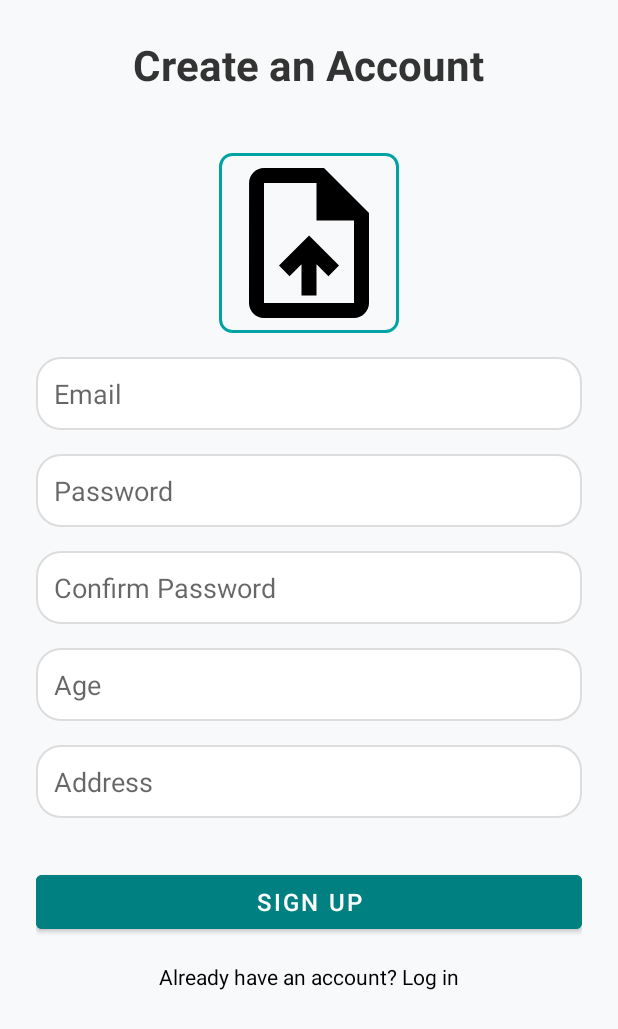
After one commit to flinch2017/Quorooms, an Android app: the SignUpActivity screen opened directly, with no data from a screen before it, on a phone screen of 412 x 824 dp. The commit adds this screen. Shown: the top 1029 px of the screen. Run offline under Robolectric (Android 15) with nearby library versions, the phone set to English and light mode, and no system bars.

Commit message:
iris commit

```diff
--- a/app/build.gradle
+++ b/app/build.gradle
@@ -47,6 +47,9 @@ dependencies {
     implementation 'com.github.bumptech.glide:glide:4.12.0'
     annotationProcessor 'com.github.bumptech.glide:compiler:4.12.0'
     implementation 'com.squareup.picasso:picasso:2.71828'
+    implementation 'com.google.android.material:material:1.8.0' // Or the latest version
+    implementation 'com.google.android.material:material:1.6.1'  // Ensure this version
+
 
 
 
--- /dev/null
+++ b/app/src/main/java/com/example/quorooms/ui/signup/SignUpActivity.java
@@ -0,0 +1,89 @@
+package com.example.quorooms.ui.signup;
+
+import android.app.Activity;
+import android.content.Intent;
+import android.os.Bundle;
+import android.view.View;
+import android.widget.EditText;
+import android.widget.ImageView;
+import android.widget.TextView;
+import android.widget.Toast;
+
+import androidx.appcompat.app.AppCompatActivity;
+
+import com.example.quorooms.R;
+import com.example.quorooms.ui.login.LoginActivity;
+
+public class SignUpActivity extends AppCompatActivity {
+
+    private static final int PICK_IMAGE_REQUEST = 1;
+    private ImageView profileImage;
+    private EditText email, password, confirmPassword, age, address;
+    private TextView loginLink;
+
+    @Override
+    protected void onCreate(Bundle savedInstanceState) {
+        super.onCreate(savedInstanceState);
+        setContentView(R.layout.activity_signup);
+
+        // Hide the toolbar (action bar)
+        if (getSupportActionBar() != null) {
+            getSupportActionBar().hide();
+        }
+
+        // Initialize Views
+        profileImage = findViewById(R.id.profileImage);
+        email = findViewById(R.id.signUpEmail);
+        password = findViewById(R.id.signUpPassword);
+        confirmPassword = findViewById(R.id.signUpConfirmPassword);
+        age = findViewById(R.id.signUpAge);
+        address = findViewById(R.id.signUpAddress);
+        loginLink = findViewById(R.id.loginLink);
+
+        // Set OnClickListener for profile image
+        profileImage.setOnClickListener(v -> selectProfileImage());
+
+        // Set OnClickListener for login link
+        loginLink.setOnClickListener(v -> navigateToLogin());
+    }
+
+    // Method to handle profile image selection
+    public void selectProfileImage() {
+        Intent intent = new Intent(Intent.ACTION_PICK, android.provider.MediaStore.Images.Media.EXTERNAL_CONTENT_URI);
+        startActivityForResult(intent, PICK_IMAGE_REQUEST);
+    }
+
+    // Handle the result of the image selection
+    @Override
+    protected void onActivityResult(int requestCode, int resultCode, Intent data) {
+        super.onActivityResult(requestCode, resultCode, data);
+        if (requestCode == PICK_IMAGE_REQUEST && resultCode == Activity.RESULT_OK && data != null && data.getData() != null) {
+            profileImage.setImageURI(data.getData());  // Set the selected image
+        }
+    }
+
+    // Method to handle Sign Up button click (You can implement the sign-up functionality here)
+    public void signUp(View view) {
+        String userEmail = email.getText().toString();
+        String userPassword = password.getText().toString();
+        String userConfirmPassword = confirmPassword.getText().toString();
+        String userAge = age.getText().toString();
+        String userAddress = address.getText().toString();
+
+        if (userPassword.equals(userConfirmPassword)) {
+            // You can add logic here for user registration (e.g., storing data in a database)
+            // For now, show a success message
+            Toast.makeText(this, "Sign Up Successful!", Toast.LENGTH_SHORT).show();
+        } else {
+            // If passwords do not match, show an error message
+            Toast.makeText(this, "Passwords do not match!", Toast.LENGTH_SHORT).show();
+        }
+    }
+
+    // Method to navigate to the Login Activity
+    private void navigateToLogin() {
+        Intent intent = new Intent(SignUpActivity.this, LoginActivity.class);
+        startActivity(intent);
+        finish();  // Optional: If you don't want to return to this activity from LoginActivity
+    }
+}
--- /dev/null
+++ b/app/src/main/res/drawable/ic_upload.xml
@@ -0,0 +1,5 @@
+<vector xmlns:android="http://schemas.android.com/apk/res/android" android:height="24dp" android:tint="#000000" android:viewportHeight="24" android:viewportWidth="24" android:width="24dp">
+
+    <path android:fillColor="@android:color/white" android:pathData="M14,2L6,2c-1.1,0 -1.99,0.9 -1.99,2L4,20c0,1.1 0.89,2 1.99,2L18,22c1.1,0 2,-0.9 2,-2L20,8l-6,-6zM18,20L6,20L6,4h7v5h5v11zM8,15.01l1.41,1.41L11,14.84L11,19h2v-4.16l1.59,1.59L16,15.01 12.01,11z"/>
+
+</vector>
--- /dev/null
+++ b/app/src/main/res/drawable/image_placeholder_border.xml
@@ -0,0 +1,6 @@
+<?xml version="1.0" encoding="utf-8"?>
+<shape xmlns:android="http://schemas.android.com/apk/res/android">
+    <solid android:color="@color/backgroundLight" />
+    <stroke android:width="2dp" android:color="@color/tealAccent" />
+    <corners android:radius="8dp" />
+</shape>
--- /dev/null
+++ b/app/src/main/res/layout/activity_signup.xml
@@ -0,0 +1,110 @@
+<?xml version="1.0" encoding="utf-8"?>
+<ScrollView xmlns:android="http://schemas.android.com/apk/res/android"
+    android:layout_width="match_parent"
+    android:layout_height="match_parent"
+    xmlns:app="http://schemas.android.com/apk/res-auto"
+    android:padding="24dp"
+    android:background="@color/backgroundLight">
+
+    <LinearLayout
+        android:layout_width="match_parent"
+        android:layout_height="wrap_content"
+        android:orientation="vertical"
+        android:gravity="center_horizontal">
+
+        <TextView
+            android:layout_width="wrap_content"
+            android:layout_height="wrap_content"
+            android:text="Create an Account"
+            android:textSize="28sp"
+            android:textStyle="bold"
+            android:textColor="@color/textColor"
+            android:layout_marginBottom="40dp" />
+
+        <!-- Profile Picture Upload Section -->
+        <ImageView
+            android:id="@+id/profileImage"
+            android:layout_width="120dp"
+            android:layout_height="120dp"
+            android:scaleType="centerCrop"
+            android:src="@drawable/ic_upload"
+            android:background="@drawable/image_placeholder_border"
+            android:layout_marginBottom="16dp"
+            android:onClick="selectProfileImage" />
+
+        <!-- Email Field -->
+        <EditText
+            android:id="@+id/signUpEmail"
+            android:layout_width="match_parent"
+            android:layout_height="wrap_content"
+            android:hint="Email"
+            android:inputType="textEmailAddress"
+            android:background="@drawable/edit_text_background"
+            android:padding="12dp" />
+
+        <!-- Password Field -->
+        <EditText
+            android:id="@+id/signUpPassword"
+            android:layout_width="match_parent"
+            android:layout_height="wrap_content"
+            android:layout_marginTop="16dp"
+            android:hint="Password"
+            android:inputType="textPassword"
+            android:background="@drawable/edit_text_background"
+            android:padding="12dp" />
+
+        <!-- Confirm Password Field -->
+        <EditText
+            android:id="@+id/signUpConfirmPassword"
+            android:layout_width="match_parent"
+            android:layout_height="wrap_content"
+            android:layout_marginTop="16dp"
+            android:hint="Confirm Password"
+            android:inputType="textPassword"
+            android:background="@drawable/edit_text_background"
+            android:padding="12dp" />
+
+        <!-- Age Field -->
+        <EditText
+            android:id="@+id/signUpAge"
+            android:layout_width="match_parent"
+            android:layout_height="wrap_content"
+            android:layout_marginTop="16dp"
+            android:hint="Age"
+            android:inputType="number"
+            android:background="@drawable/edit_text_background"
+            android:padding="12dp" />
+
+        <!-- Address Field -->
+        <EditText
+            android:id="@+id/signUpAddress"
+            android:layout_width="match_parent"
+            android:layout_height="wrap_content"
+            android:layout_marginTop="16dp"
+            android:hint="Address"
+            android:inputType="textPostalAddress"
+            android:background="@drawable/edit_text_background"
+            android:padding="12dp" />
+
+        <!-- Sign-Up Button -->
+        <com.google.android.material.button.MaterialButton
+            android:id="@+id/signUpButton"
+            android:layout_width="match_parent"
+            android:layout_height="wrap_content"
+            android:text="Sign Up"
+            android:textSize="16sp"
+            android:layout_marginTop="32dp"
+            android:backgroundTint="@color/tealPrimary"
+            android:textColor="@android:color/white"/>
+
+        <!-- Login Link -->
+        <TextView
+            android:id="@+id/loginLink"
+            android:layout_width="wrap_content"
+            android:layout_height="wrap_content"
+            android:text="Already have an account? Log in"
+            android:textColor="@color/black"
+            android:layout_gravity="center_horizontal"
+            android:paddingTop="16dp" />
+    </LinearLayout>
+</ScrollView>
--- a/app/src/main/res/values/colors.xml
+++ b/app/src/main/res/values/colors.xml
@@ -10,4 +10,17 @@
     <color name="divider">#DDDDDD</color>
     <color name="story_border">#FF0000</color>
     <color name="colorAccent">#03DAC5</color>
+    <color name="tealPrimary">#008080</color> <!-- Teal color for primary elements -->
+    <color name="tealAccent">#00A3A3</color> <!-- Slightly lighter teal accent color -->
+    <color name="backgroundLight">#F8F9FA</color> <!-- Light background color -->
+    <color name="textColor">#333333</color> <!-- Dark text color for contrast -->
+    <color name="hintColor">#888888</color> <!-- Hint text color -->
+    <color name="your_color">#FF0000</color> <!-- Replace with your preferred color -->
+    <color name="your_hint_color">#808080</color> <!-- Replace with your preferred hint color -->
+    <color name="colorStart">#FF7F50</color>
+    <color name="colorEnd">#6A5ACD</color>
+
+    <color name="coralAccent">#FF6F61</color>  <!-- Soft Coral -->
+    <color name="lightPurple">#9C27B0</color>  <!-- Light Purple -->
+    <color name="lightCream">#FFF8E1</color>   <!-- Light Cream -->
 </resources>
--- a/app/src/main/res/values/themes.xml
+++ b/app/src/main/res/values/themes.xml
@@ -13,4 +13,6 @@
         <item name="android:statusBarColor">?attr/colorPrimaryVariant</item>
         <!-- Customize your theme here. -->
     </style>
+
+
 </resources>
```
Also changed, not shown: app/src/main/AndroidManifest.xml (+22 -7 lines), app/src/main/java/com/example/quorooms/MainActivity.java (+19 -0 lines), app/src/main/java/com/example/quorooms/ui/login/LoginActivity.java (added, +78 -0 lines), app/src/main/res/anim/gradient_animation.xml (added, +7 -0 lines), app/src/main/res/drawable/animated_background.xml (added, +11 -0 lines), app/src/main/res/layout/activity_login.xml (added, +128 -0 lines), app/src/main/res/values/styles.xml (added, +33 -0 lines), 1 other file.
